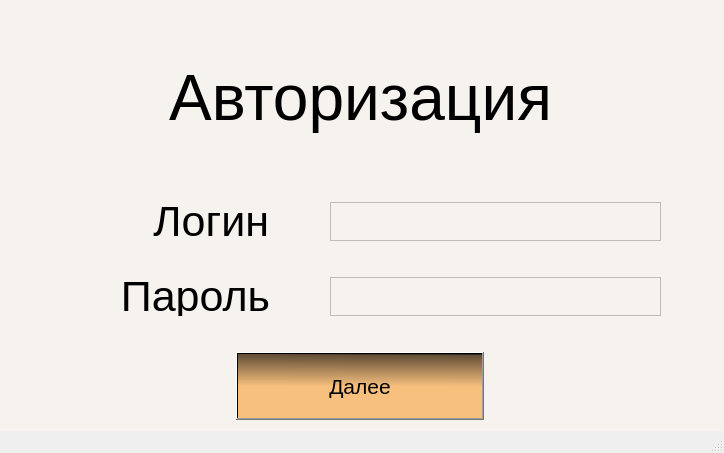
First picture: the form in test_form.ui, repository Morskoikot/-------, before the edit.
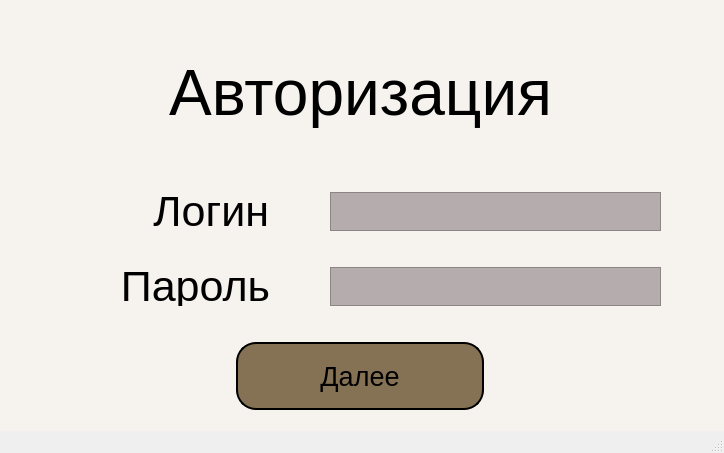
Second picture: the form after the edit.

```diff
--- a/test_form.ui
+++ b/test_form.ui
@@ -38,7 +38,7 @@
       <x>0</x>
       <y>-1</y>
       <width>721</width>
-      <height>421</height>
+      <height>411</height>
      </rect>
     </property>
     <layout class="QVBoxLayout" name="verticalLayout">
@@ -54,6 +54,9 @@
            <pointsize>48</pointsize>
           </font>
          </property>
+         <property name="styleSheet">
+          <string notr="true"/>
+         </property>
          <property name="text">
           <string>Авторизация</string>
          </property>
@@ -94,7 +97,7 @@
         </widget>
        </item>
        <item>
-        <widget class="QTextEdit" name="textEdit">
+        <widget class="QTextEdit" name="Login">
          <property name="maximumSize">
           <size>
            <width>331</width>
@@ -106,6 +109,14 @@
            <pointsize>16</pointsize>
           </font>
          </property>
+         <property name="styleSheet">
+          <string notr="true">#Login {
+background-color: rgb(181, 173, 173);
+}
+#Login:Focus {
+background-color: rgb(219, 219, 219);
+}</string>
+         </property>
         </widget>
        </item>
       </layout>
@@ -140,7 +151,7 @@
         </widget>
        </item>
        <item>
-        <widget class="QTextEdit" name="textEdit_2">
+        <widget class="QTextEdit" name="Password">
          <property name="maximumSize">
           <size>
            <width>331</width>
@@ -152,6 +163,14 @@
            <pointsize>16</pointsize>
           </font>
          </property>
+         <property name="styleSheet">
+          <string notr="true">#Password {
+background-color: rgb(181, 173, 173);
+}
+#Password:Focus {
+background-color: rgb(219, 219, 219);
+}</string>
+         </property>
         </widget>
        </item>
       </layout>
@@ -171,11 +190,21 @@
          </property>
          <property name="font">
           <font>
-           <pointsize>16</pointsize>
+           <pointsize>20</pointsize>
           </font>
          </property>
          <property name="styleSheet">
-          <string notr="true">background-color: qlineargradient(spread:pad, x1:0.505682, y1:0, x2:0.501, y2:0.511, stop:0 rgba(19, 19, 19, 255), stop:0.0227273 rgba(89, 67, 42, 239), stop:1 rgba(249, 179, 96, 200));</string>
+          <string notr="true">#pushButton {
+background-color: rgb(133, 114, 85);
+border-radius: 20px;
+border: 2px solid;
+}
+#pushButton:hover {
+background:#dabb8b;
+}
+#pushButton:pressed {
+background-color: rgb(133, 114, 85);
+}</string>
          </property>
          <property name="text">
           <string>Далее</string>
```
